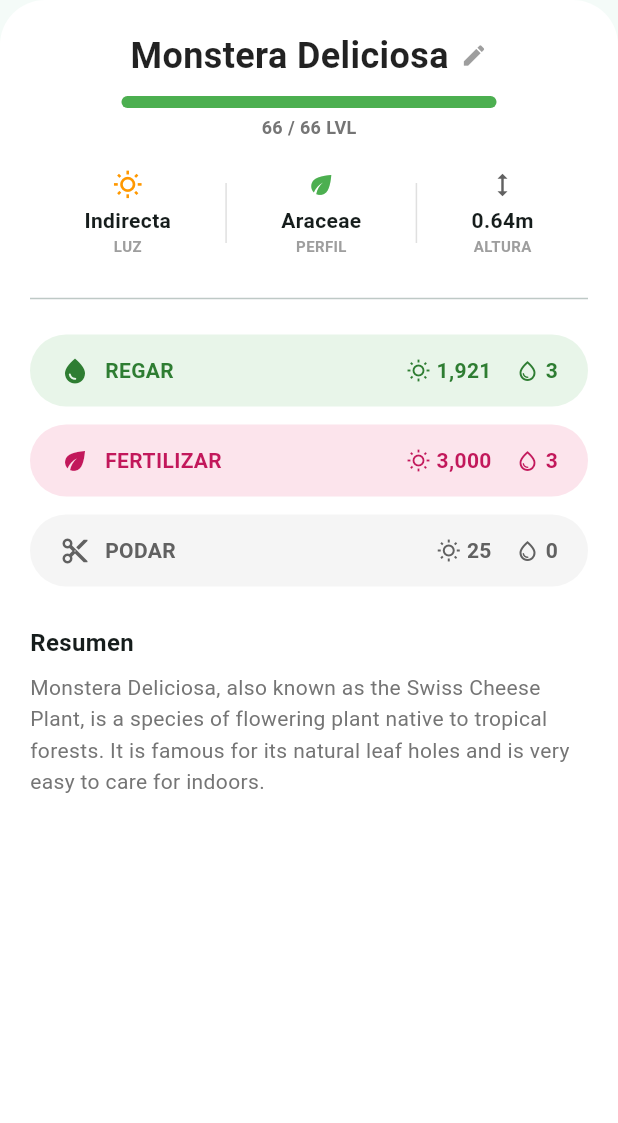
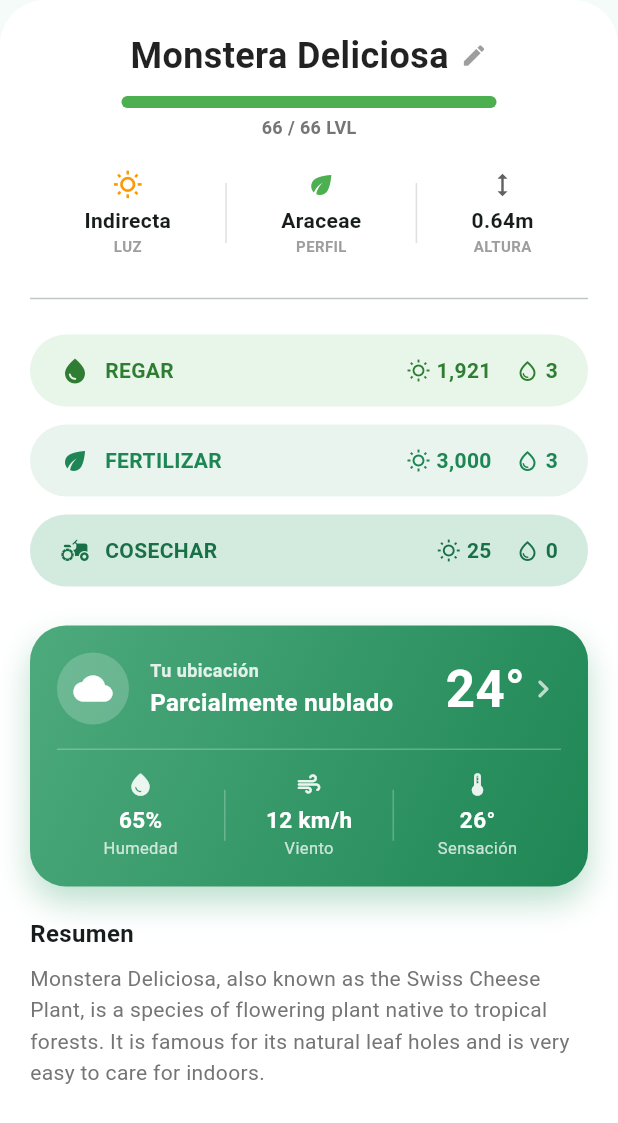
Before and after one commit to MoDz7Dev/Cultiva-Plus, a Flutter app: the PlantStatsCard widget shown alone on an empty page, opened directly, on a phone screen of 412 x 824 dp. Shown: the top 1123 px of the screen. Run offline on Flutter 3.47's test engine with Material 3 defaults, Android fonts, the phone set to English and light mode, and no system bars; our stand-ins replace camera; network calls fail.

Commit message:
features/info-plant agregado de dependencias

```diff
--- a/lib/presentation/screens/test_screen.dart
+++ b/lib/presentation/screens/test_screen.dart
@@ -1,7 +1,7 @@
 import 'package:cultiva_plus/config/theme/app_theme.dart';
 //import 'package:cultiva_plus/presentation/screens/home_screen.dart';
-//import 'package:cultiva_plus/presentation/screens/info_plant.dart';
-import 'package:cultiva_plus/presentation/screens/plant_frames_screen.dart';
+import 'package:cultiva_plus/presentation/screens/info_plant.dart';
+//import 'package:cultiva_plus/presentation/screens/plant_frames_screen.dart';
 import 'package:cultiva_plus/presentation/widgets/app_shell.dart';
 import 'package:flutter/material.dart';
 import 'package:flutter/services.dart';
@@ -44,7 +44,7 @@ class MyApp extends StatelessWidget {
         child: MaterialApp(
         theme: AppTheme().theme(),
         debugShowCheckedModeBanner: false,
-        home: const PlantFramesScreen(),
+        home: const InfoPlant(),
       ),
     );
   }
--- a/lib/presentation/widgets/plant_stats_card.dart
+++ b/lib/presentation/widgets/plant_stats_card.dart
@@ -1,5 +1,17 @@
+import 'package:cultiva_plus/config/theme/app_theme.dart';
 import 'package:flutter/material.dart';
 import 'plant_action_button.dart';
+import 'weather_card.dart';
+
+// ─── Colores de las acciones, derivados de la paleta de la app ────
+// (app_theme.dart). No se inventan tonos: se aclaran/oscurecen a partir
+// del verde primario [kPrimaryColor], igual que en el widget de clima.
+final Color _fertilizarFondo =
+    Color.lerp(kPrimaryColor, Colors.white, 0.90)!;
+final Color _fertilizarTexto =
+    Color.lerp(kPrimaryColor, Colors.black, 0.10)!;
+final Color _cosecharFondo = Color.lerp(kPrimaryColor, Colors.white, 0.80)!;
+final Color _cosecharTexto = Color.lerp(kPrimaryColor, Colors.black, 0.25)!;
 
 class PlantStatsCard extends StatelessWidget {
   final String plantName;
@@ -110,17 +122,30 @@ class PlantStatsCard extends StatelessWidget {
               icon: Icons.eco,
               cost1: '3,000',
               cost2: '3',
-              backgroundColor: const Color(0xFFFCE4EC),
-              textColor: const Color(0xFFC2185B),
+              backgroundColor: _fertilizarFondo,
+              textColor: _fertilizarTexto,
               onTap: () {},
             ),
             PlantActionButton(
-              title: 'PODAR',
-              icon: Icons.content_cut,
+              title: 'COSECHAR',
+              icon: Icons.agriculture,
               cost1: '25',
               cost2: '0',
-              backgroundColor: const Color(0xFFF5F5F5),
-              textColor: const Color(0xFF616161),
+              backgroundColor: _cosecharFondo,
+              textColor: _cosecharTexto,
+              onTap: () {},
+            ),
+            const SizedBox(height: 20),
+
+            // --- Clima del lugar (diseño provisional, SIN API todavía) ---
+            WeatherCard(
+              ubicacion: 'Tu ubicación',
+              temperatura: '24°',
+              condicion: 'Parcialmente nublado',
+              humedad: '65%',
+              viento: '12 km/h',
+              sensacion: '26°',
+              icono: Icons.wb_cloudy_rounded,
               onTap: () {},
             ),
             const SizedBox(height: 20),
--- /dev/null
+++ b/lib/presentation/widgets/weather_card.dart
@@ -0,0 +1,240 @@
+import 'package:cultiva_plus/config/theme/app_theme.dart';
+import 'package:flutter/material.dart';
+
+/// Tarjeta / botón de clima.
+///
+/// ⚠️ DISEÑO PROVISIONAL: todavía NO se conecta a ninguna API meteorológica.
+/// Todos los datos llegan por parámetros para que, más adelante, se puedan
+/// reemplazar por la respuesta real del servicio de meteorología del lugar
+/// donde se encuentre el usuario.
+///
+/// Visualmente comparte el lenguaje de los botones de acción de la planta
+/// (esquinas muy redondeadas e ícono + texto). Los colores salen de la paleta
+/// de la app (app_theme.dart) y se derivan del verde primario [kPrimaryColor],
+/// sin inventar tonos nuevos.
+class WeatherCard extends StatelessWidget {
+  /// Ubicación que se muestra en la cabecera (ej. "Tu ubicación", "CDMX").
+  final String ubicacion;
+
+  /// Temperatura principal (ej. "24°").
+  final String temperatura;
+
+  /// Descripción del estado del cielo (ej. "Parcialmente nublado").
+  final String condicion;
+
+  /// Humedad relativa (ej. "65%").
+  final String humedad;
+
+  /// Velocidad del viento (ej. "12 km/h").
+  final String viento;
+
+  /// Sensación térmica (ej. "26°").
+  final String sensacion;
+
+  /// Ícono del estado del tiempo.
+  final IconData icono;
+
+  /// Acción al tocar la tarjeta (más adelante: abrir el detalle del clima).
+  final VoidCallback? onTap;
+
+  const WeatherCard({
+    super.key,
+    this.ubicacion = 'Tu ubicación',
+    this.temperatura = '24°',
+    this.condicion = 'Parcialmente nublado',
+    this.humedad = '65%',
+    this.viento = '12 km/h',
+    this.sensacion = '26°',
+    this.icono = Icons.wb_cloudy_rounded,
+    this.onTap,
+  });
+
+  // Paleta tomada de app_theme.dart. No se inventan colores nuevos:
+  // el degradado y la sombra se derivan del verde primario de la app.
+  static final Color _verdeClaro =
+      Color.lerp(kPrimaryColor, Colors.white, 0.20)!;
+  static final Color _verdeOscuro =
+      Color.lerp(kPrimaryColor, Colors.black, 0.10)!;
+  static final Color _sombra = kPrimaryColor.withValues(alpha: 0.30);
+
+  @override
+  Widget build(BuildContext context) {
+    return Container(
+      decoration: BoxDecoration(
+        gradient: LinearGradient(
+          begin: Alignment.topLeft,
+          end: Alignment.bottomRight,
+          colors: [_verdeClaro, _verdeOscuro],
+        ),
+        borderRadius: BorderRadius.circular(24),
+        boxShadow: [
+          BoxShadow(
+            color: _sombra,
+            blurRadius: 18,
+            offset: const Offset(0, 10),
+          ),
+        ],
+      ),
+      child: Material(
+        color: Colors.transparent,
+        child: InkWell(
+          borderRadius: BorderRadius.circular(24),
+          onTap: onTap,
+          child: Padding(
+            padding: const EdgeInsets.all(18),
+            child: Column(
+              crossAxisAlignment: CrossAxisAlignment.start,
+              children: [
+                // ─── Cabecera: ícono + ubicación/estado + temperatura ───
+                Row(
+                  children: [
+                    Container(
+                      width: 48,
+                      height: 48,
+                      decoration: BoxDecoration(
+                        color: Colors.white.withValues(alpha: 0.20),
+                        shape: BoxShape.circle,
+                      ),
+                      child: Icon(icono, color: Colors.white, size: 26),
+                    ),
+                    const SizedBox(width: 14),
+                    Expanded(
+                      child: Column(
+                        crossAxisAlignment: CrossAxisAlignment.start,
+                        children: [
+                          Text(
+                            ubicacion,
+                            maxLines: 1,
+                            overflow: TextOverflow.ellipsis,
+                            style: TextStyle(
+                              color: Colors.white.withValues(alpha: 0.85),
+                              fontSize: 12,
+                              fontWeight: FontWeight.w600,
+                              letterSpacing: 0.3,
+                            ),
+                          ),
+                          const SizedBox(height: 2),
+                          Text(
+                            condicion,
+                            maxLines: 1,
+                            overflow: TextOverflow.ellipsis,
+                            style: const TextStyle(
+                              color: Colors.white,
+                              fontSize: 16,
+                              fontWeight: FontWeight.bold,
+                            ),
+                          ),
+                        ],
+                      ),
+                    ),
+                    const SizedBox(width: 10),
+                    Text(
+                      temperatura,
+                      style: const TextStyle(
+                        color: Colors.white,
+                        fontSize: 34,
+                        fontWeight: FontWeight.bold,
+                        height: 1,
+                      ),
+                    ),
+                    const Icon(
+                      Icons.chevron_right_rounded,
+                      color: Colors.white70,
+                    ),
+                  ],
+                ),
+                const SizedBox(height: 16),
+                Divider(
+                  height: 1,
+                  thickness: 1,
+                  color: Colors.white.withValues(alpha: 0.25),
+                ),
+                const SizedBox(height: 14),
+                // ─── Datos secundarios del clima ───
+                Row(
+                  children: [
+                    Expanded(
+                      child: _DatoClima(
+                        icono: Icons.water_drop_rounded,
+                        valor: humedad,
+                        etiqueta: 'Humedad',
+                      ),
+                    ),
+                    const _Separador(),
+                    Expanded(
+                      child: _DatoClima(
+                        icono: Icons.air_rounded,
+                        valor: viento,
+                        etiqueta: 'Viento',
+                      ),
+                    ),
+                    const _Separador(),
+                    Expanded(
+                      child: _DatoClima(
+                        icono: Icons.thermostat_rounded,
+                        valor: sensacion,
+                        etiqueta: 'Sensación',
+                      ),
+                    ),
+                  ],
+                ),
+              ],
+            ),
+          ),
+        ),
+      ),
+    );
+  }
+}
+
+/// Columna con un dato secundario del clima.
+class _DatoClima extends StatelessWidget {
+  final IconData icono;
+  final String valor;
+  final String etiqueta;
+
+  const _DatoClima({
+    required this.icono,
+    required this.valor,
+    required this.etiqueta,
+  });
+
+  @override
+  Widget build(BuildContext context) {
+    return Column(
+      children: [
+        Icon(icono, color: Colors.white.withValues(alpha: 0.9), size: 18),
+        const SizedBox(height: 4),
+        Text(
+          valor,
+          style: const TextStyle(
+            color: Colors.white,
+            fontSize: 15,
+            fontWeight: FontWeight.bold,
+          ),
+        ),
+        Text(
+          etiqueta,
+          style: TextStyle(
+            color: Colors.white.withValues(alpha: 0.75),
+            fontSize: 11,
+          ),
+        ),
+      ],
+    );
+  }
+}
+
+/// Separador vertical fino entre los datos del clima.
+class _Separador extends StatelessWidget {
+  const _Separador();
+
+  @override
+  Widget build(BuildContext context) {
+    return Container(
+      width: 1,
+      height: 34,
+      color: Colors.white.withValues(alpha: 0.25),
+    );
+  }
+}
--- a/pubspec.yaml
+++ b/pubspec.yaml
@@ -35,6 +35,7 @@ dependencies:
   # Use with the CupertinoIcons class for iOS style icons.
   cupertino_icons: ^1.0.8
   camera: ^0.12.1
+  flutter_3d_controller: ^2.3.0
 
 dev_dependencies:
   flutter_test:
@@ -63,6 +64,7 @@ flutter:
   # Assets de la aplicación: imágenes, fuentes, etc.
   assets:
     - assets/images/
+    - assets/models/
 
   # An image asset can refer to one or more resolution-specific "variants", see
   # https://flutter.dev/to/resolution-aware-images
```
Also changed, not shown: pubspec.lock, 3 other files.
